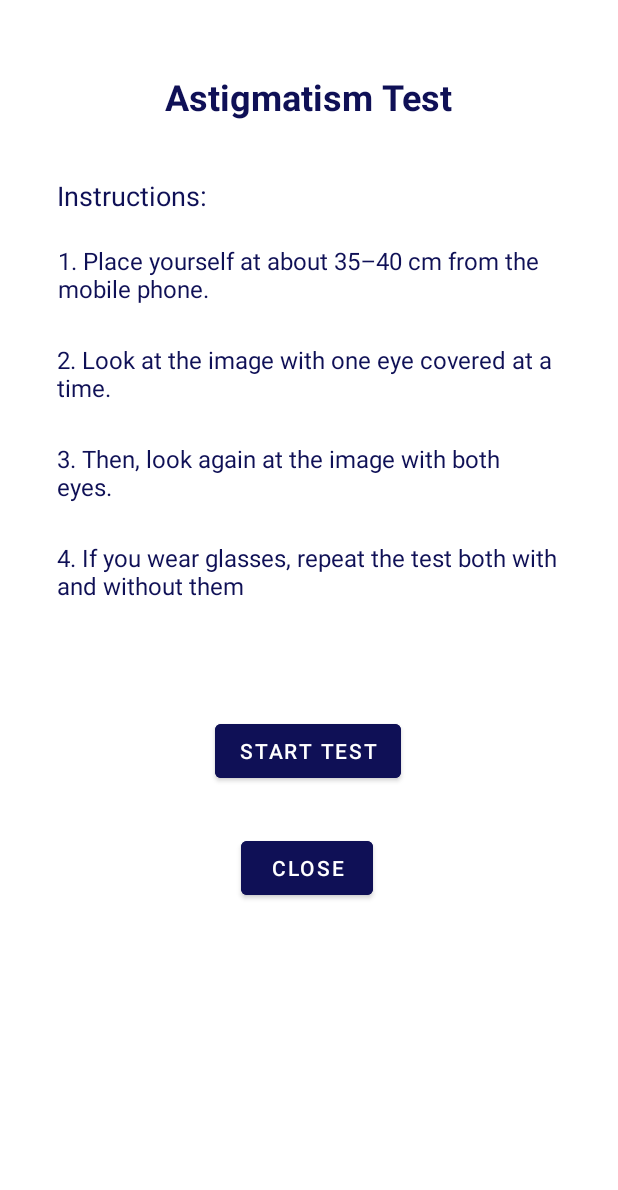
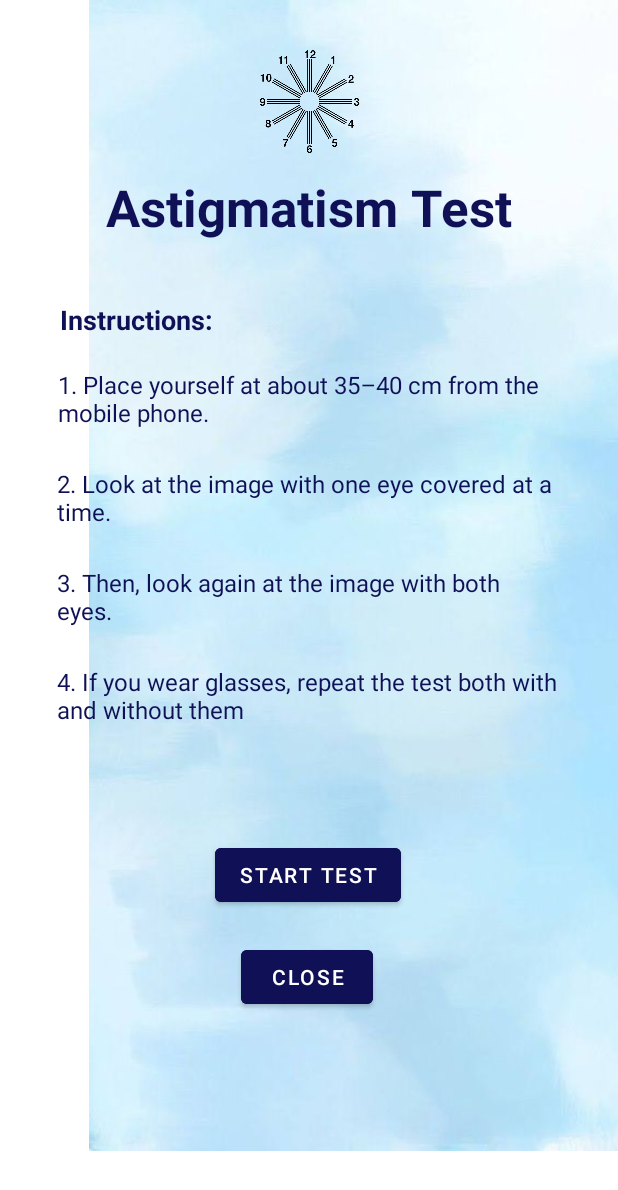
Before and after one commit to poorna-theekshana/EyeQTest, an Android app: the layout astigmatism_f.xml on its own in the app's theme, with its tools: preview values and no code run, on a phone screen of 412 x 824 dp. Shown: the top 1190 px of the screen. Run offline under Robolectric (Android 15) with nearby library versions, the light colour scheme and no system bars.

Commit message:
astigmatism UI

```diff
--- a/app/src/main/res/layout/astigmatism_f.xml
+++ b/app/src/main/res/layout/astigmatism_f.xml
@@ -5,30 +5,48 @@
     android:layout_width="match_parent"
     android:layout_height="match_parent">
 
+    <ImageView
+        android:id="@+id/imageView2"
+        android:layout_width="527dp"
+        android:layout_height="767dp"
+        app:srcCompat="@drawable/background"
+        tools:layout_editor_absoluteX="-58dp"
+        tools:layout_editor_absoluteY="-18dp" />
+
+    <ImageView
+        android:id="@+id/imageView5"
+        android:layout_width="70dp"
+        android:layout_height="115dp"
+        android:layout_marginTop="10dp"
+        app:layout_constraintEnd_toEndOf="parent"
+        app:layout_constraintStart_toStartOf="parent"
+        app:layout_constraintTop_toTopOf="parent"
+        app:srcCompat="@drawable/astigmatism_image" />
+
     <TextView
         android:id="@+id/titleTextView"
-
         android:layout_width="wrap_content"
         android:layout_height="wrap_content"
         android:layout_marginStart="110dp"
-        android:layout_marginTop="48dp"
+        android:layout_marginTop="-10dp"
         android:layout_marginEnd="110dp"
         android:text="Astigmatism Test"
         android:textColor="#0F1056"
-        android:textSize="24sp"
+        android:textSize="34sp"
         android:textStyle="bold"
         app:layout_constraintEnd_toEndOf="parent"
+        app:layout_constraintHorizontal_bias="0.506"
         app:layout_constraintStart_toStartOf="parent"
-        app:layout_constraintTop_toTopOf="parent" />
+        app:layout_constraintTop_toBottomOf="@+id/imageView5" />
 
     <TextView
         android:id="@+id/instructionsTextView"
-
         android:layout_width="wrap_content"
         android:layout_height="wrap_content"
-        android:layout_marginStart="38dp"
-        android:layout_marginTop="37dp"
+        android:layout_marginStart="40dp"
+        android:layout_marginTop="40dp"
         android:text="Instructions:"
+        android:textStyle="bold"
         android:textColor="#0F1056"
         android:textSize="18sp"
         app:layout_constraintStart_toStartOf="parent"
@@ -97,7 +115,7 @@
         app:layout_constraintTop_toBottomOf="@+id/instructionsDetailTextView2" />
 
     <Button
-        android:id="@+id/log_button"
+        android:id="@+id/start_test_button"
         android:layout_width="wrap_content"
         android:layout_height="wrap_content"
         android:layout_marginTop="70dp"
@@ -114,7 +132,7 @@
         android:id="@+id/close_button"
         android:layout_width="wrap_content"
         android:layout_height="wrap_content"
-        android:layout_marginTop="30dp"
+        android:layout_marginTop="20dp"
         android:backgroundTint="#0F1056"
         android:gravity="center"
         android:text="Close"
@@ -122,6 +140,6 @@
         app:layout_constraintEnd_toEndOf="parent"
         app:layout_constraintHorizontal_bias="0.496"
         app:layout_constraintStart_toStartOf="parent"
-        app:layout_constraintTop_toBottomOf="@+id/log_button" />
+        app:layout_constraintTop_toBottomOf="@+id/start_test_button" />
 
 </androidx.constraintlayout.widget.ConstraintLayout>
```
Also changed, not shown: app/src/main/res/layout/astigmatism_t.xml (added, +62 -0 lines), app/src/main/res/layout/close_left_eye.xml (added, +54 -0 lines), app/src/main/res/layout/close_right_eye.xml (added, +57 -0 lines), app/src/main/res/drawable/astigmatism.jpg (added), app/src/main/res/drawable/astigmatism_image.png (added), app/src/main/res/drawable/close_left.png (added), app/src/main/res/drawable/close_right.png (added).
